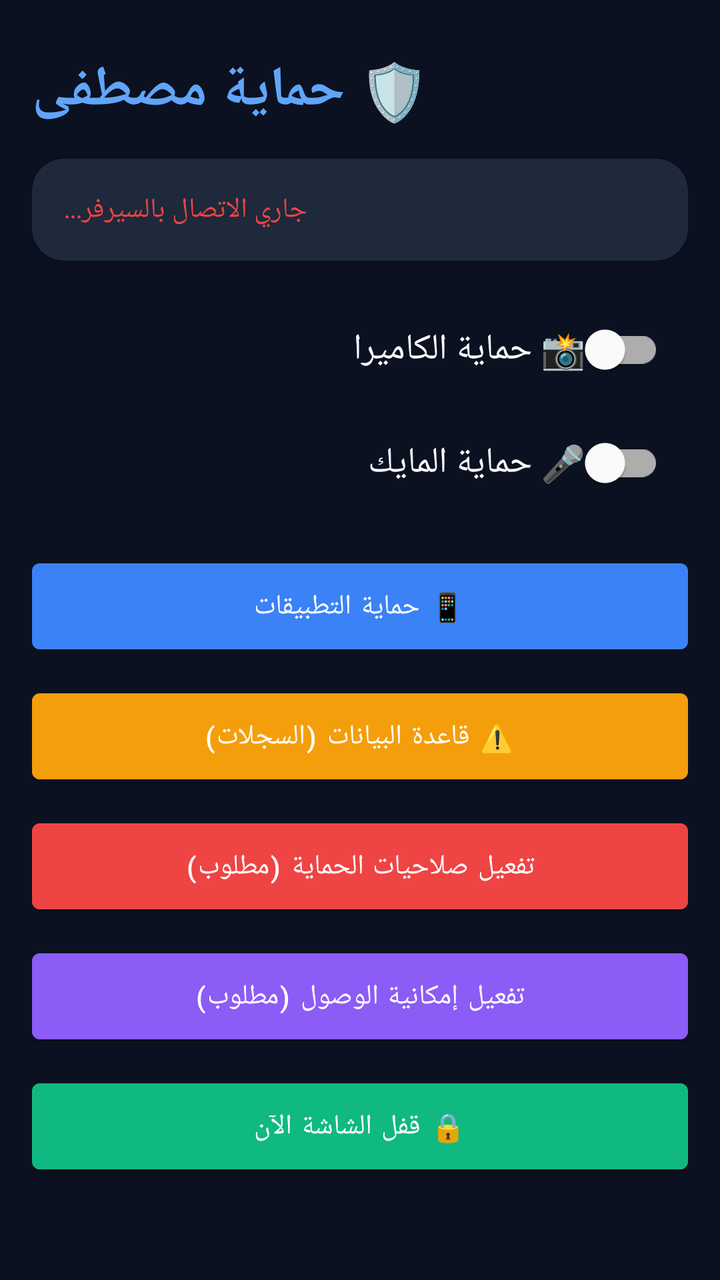
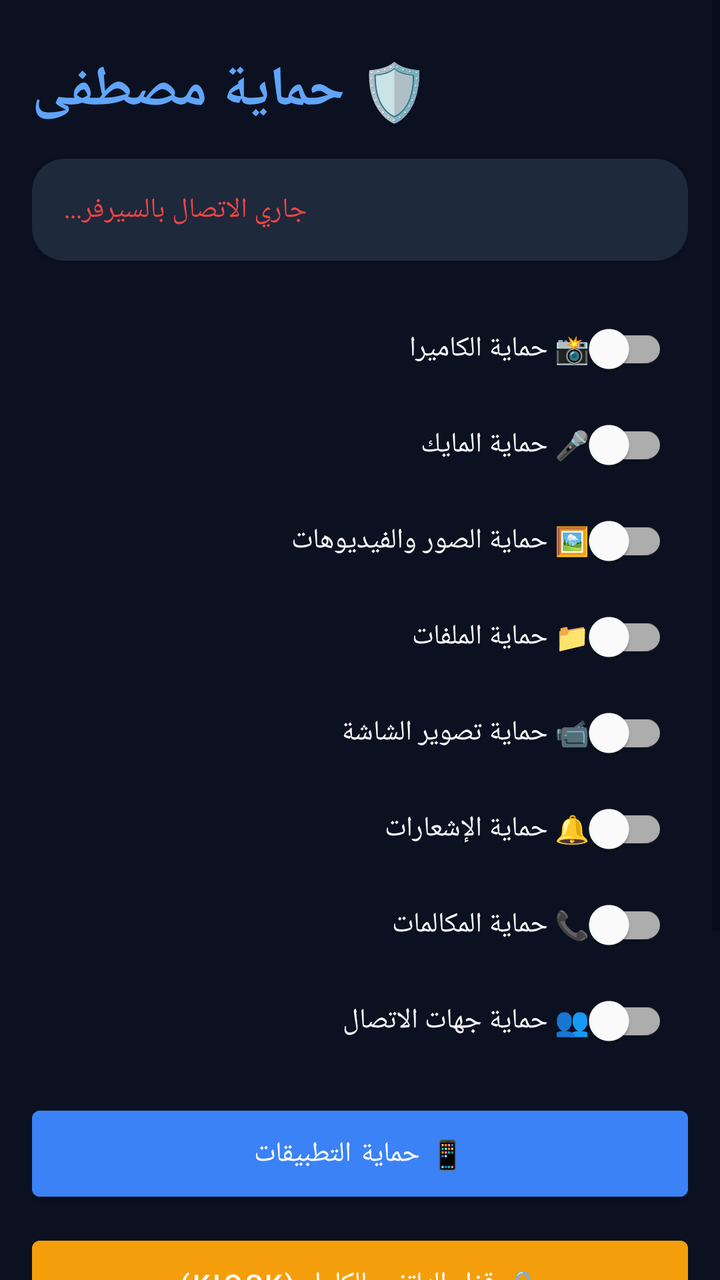

Before-and-after screenshots of an Android layout around one commit, followed by the original layout XML and the change that was made.
<!-- AndroidManifest.xml: application theme Theme.MaterialComponents.DayNight.NoActionBar -->
<!-- res/layout/activity_main.xml -->
<?xml version="1.0" encoding="utf-8"?>
<ScrollView xmlns:android="http://schemas.android.com/apk/res/android"
    xmlns:app="http://schemas.android.com/apk/res-auto"
    android:layout_width="match_parent"
    android:layout_height="match_parent"
    android:background="#0b1120">
    <LinearLayout
        android:layout_width="match_parent"
        android:layout_height="wrap_content"
        android:orientation="vertical"
        android:padding="16dp">

        <TextView
            android:layout_width="wrap_content"
            android:layout_height="wrap_content"
            android:text="🛡️ حماية مصطفى"
            android:textColor="#60a5fa"
            android:textSize="28sp"
            android:textStyle="bold"
            android:layout_marginTop="10dp"
            android:layout_marginBottom="15dp"/>

        <com.google.android.material.card.MaterialCardView
            android:layout_width="match_parent"
            android:layout_height="wrap_content"
            app:cardBackgroundColor="#1e293b"
            app:cardCornerRadius="16dp"
            android:layout_marginBottom="20dp">
            <LinearLayout
                android:layout_width="match_parent"
                android:layout_height="wrap_content"
                android:orientation="vertical"
                android:padding="16dp">
                <TextView
                    android:id="@+id/statusText"
                    android:layout_width="wrap_content"
                    android:layout_height="wrap_content"
                    android:text="جاري الاتصال بالسيرفر..."
                    android:textColor="#ef4444"
                    android:textSize="14sp"/>
            </LinearLayout>
        </com.google.android.material.card.MaterialCardView>

        
        <com.google.android.material.switchmaterial.SwitchMaterial
            android:id="@+id/switchCamera"
            android:layout_width="match_parent"
            android:layout_height="wrap_content"
            android:text="📸 حماية الكاميرا"
            android:textColor="#f8fafc"
            android:textSize="18sp"
            android:padding="12dp"
            android:layout_marginBottom="8dp"/>

        <com.google.android.material.switchmaterial.SwitchMaterial
            android:id="@+id/switchMic"
            android:layout_width="match_parent"
            android:layout_height="wrap_content"
            android:text="🎤 حماية المايك"
            android:textColor="#f8fafc"
            android:textSize="18sp"
            android:padding="12dp"
            android:layout_marginBottom="20dp"/>

        
        <Button
            android:id="@+id/btnAppProtect"
            android:layout_width="match_parent"
            android:layout_height="55dp"
            android:text="📱 حماية التطبيقات"
            android:backgroundTint="#3b82f6"
            android:textColor="#ffffff"
            android:layout_marginBottom="10dp"/>

        <Button
            android:id="@+id/btnLogs"
            android:layout_width="match_parent"
            android:layout_height="55dp"
            android:text="⚠️ قاعدة البيانات (السجلات)"
            android:backgroundTint="#f59e0b"
            android:textColor="#ffffff"
            android:layout_marginBottom="10dp"/>

        <Button
            android:id="@+id/btnAdmin"
            android:layout_width="match_parent"
            android:layout_height="55dp"
            android:text="تفعيل صلاحيات الحماية (مطلوب)"
            android:backgroundTint="#ef4444"
            android:textColor="#ffffff"
            android:layout_marginBottom="10dp"/>

        <Button
            android:id="@+id/btnAccessibility"
            android:layout_width="match_parent"
            android:layout_height="55dp"
            android:text="تفعيل إمكانية الوصول (مطلوب)"
            android:backgroundTint="#8b5cf6"
            android:textColor="#ffffff"
            android:layout_marginBottom="10dp"/>
            
        <Button
            android:id="@+id/btnLockNow"
            android:layout_width="match_parent"
            android:layout_height="55dp"
            android:text="🔒 قفل الشاشة الآن"
            android:backgroundTint="#10b981"
            android:textColor="#ffffff"/>

    </LinearLayout>
</ScrollView>
<!-- resources referenced by this layout -->
<resources>

</resources>

<!-- the commit's change to res/layout/activity_main.xml (unified diff, before → after) -->
@@ -42,70 +42,20 @@
         </com.google.android.material.card.MaterialCardView>
 
         
-        <com.google.android.material.switchmaterial.SwitchMaterial
-            android:id="@+id/switchCamera"
-            android:layout_width="match_parent"
-            android:layout_height="wrap_content"
-            android:text="📸 حماية الكاميرا"
-            android:textColor="#f8fafc"
-            android:textSize="18sp"
-            android:padding="12dp"
-            android:layout_marginBottom="8dp"/>
-
-        <com.google.android.material.switchmaterial.SwitchMaterial
-            android:id="@+id/switchMic"
-            android:layout_width="match_parent"
-            android:layout_height="wrap_content"
-            android:text="🎤 حماية المايك"
-            android:textColor="#f8fafc"
-            android:textSize="18sp"
-            android:padding="12dp"
-            android:layout_marginBottom="20dp"/>
+        <com.google.android.material.switchmaterial.SwitchMaterial android:id="@+id/switchCamera" android:layout_width="match_parent" android:layout_height="wrap_content" android:text="📸 حماية الكاميرا" android:textColor="#f8fafc" android:padding="10dp"/>
+        <com.google.android.material.switchmaterial.SwitchMaterial android:id="@+id/switchMic" android:layout_width="match_parent" android:layout_height="wrap_content" android:text="🎤 حماية المايك" android:textColor="#f8fafc" android:padding="10dp"/>
+        <com.google.android.material.switchmaterial.SwitchMaterial android:id="@+id/switchGallery" android:layout_width="match_parent" android:layout_height="wrap_content" android:text="🖼️ حماية الصور والفيديوهات" android:textColor="#f8fafc" android:padding="10dp"/>
+        <com.google.android.material.switchmaterial.SwitchMaterial android:id="@+id/switchFiles" android:layout_width="match_parent" android:layout_height="wrap_content" android:text="📁 حماية الملفات" android:textColor="#f8fafc" android:padding="10dp"/>
+        <com.google.android.material.switchmaterial.SwitchMaterial android:id="@+id/switchScreenRec" android:layout_width="match_parent" android:layout_height="wrap_content" android:text="📹 حماية تصوير الشاشة" android:textColor="#f8fafc" android:padding="10dp"/>
+        <com.google.android.material.switchmaterial.SwitchMaterial android:id="@+id/switchNotif" android:layout_width="match_parent" android:layout_height="wrap_content" android:text="🔔 حماية الإشعارات" android:textColor="#f8fafc" android:padding="10dp"/>
+        <com.google.android.material.switchmaterial.SwitchMaterial android:id="@+id/switchCalls" android:layout_width="match_parent" android:layout_height="wrap_content" android:text="📞 حماية المكالمات" android:textColor="#f8fafc" android:padding="10dp"/>
+        <com.google.android.material.switchmaterial.SwitchMaterial android:id="@+id/switchContacts" android:layout_width="match_parent" android:layout_height="wrap_content" android:text="👥 حماية جهات الاتصال" android:textColor="#f8fafc" android:padding="10dp" android:layout_marginBottom="15dp"/>
 
         
-        <Button
-            android:id="@+id/btnAppProtect"
-            android:layout_width="match_parent"
-            android:layout_height="55dp"
-            android:text="📱 حماية التطبيقات"
-            android:backgroundTint="#3b82f6"
-            android:textColor="#ffffff"
-            android:layout_marginBottom="10dp"/>
-
-        <Button
-            android:id="@+id/btnLogs"
-            android:layout_width="match_parent"
-            android:layout_height="55dp"
-            android:text="⚠️ قاعدة البيانات (السجلات)"
-            android:backgroundTint="#f59e0b"
-            android:textColor="#ffffff"
-            android:layout_marginBottom="10dp"/>
-
-        <Button
-            android:id="@+id/btnAdmin"
-            android:layout_width="match_parent"
-            android:layout_height="55dp"
-            android:text="تفعيل صلاحيات الحماية (مطلوب)"
-            android:backgroundTint="#ef4444"
-            android:textColor="#ffffff"
-            android:layout_marginBottom="10dp"/>
-
-        <Button
-            android:id="@+id/btnAccessibility"
-            android:layout_width="match_parent"
-            android:layout_height="55dp"
-            android:text="تفعيل إمكانية الوصول (مطلوب)"
-            android:backgroundTint="#8b5cf6"
-            android:textColor="#ffffff"
-            android:layout_marginBottom="10dp"/>
-            
-        <Button
-            android:id="@+id/btnLockNow"
-            android:layout_width="match_parent"
-            android:layout_height="55dp"
-            android:text="🔒 قفل الشاشة الآن"
-            android:backgroundTint="#10b981"
-            android:textColor="#ffffff"/>
-
+        <Button android:id="@+id/btnAppProtect" android:layout_width="match_parent" android:layout_height="55dp" android:text="📱 حماية التطبيقات" android:backgroundTint="#3b82f6" android:textColor="#ffffff" android:layout_marginBottom="10dp"/>
+        <Button android:id="@+id/btnKiosk" android:layout_width="match_parent" android:layout_height="55dp" android:text="🔒 قفل الهاتف بالكامل (Kiosk)" android:backgroundTint="#f59e0b" android:textColor="#ffffff" android:layout_marginBottom="10dp"/>
+        <Button android:id="@+id/btnAdmin" android:layout_width="match_parent" android:layout_height="55dp" android:text="تفعيل صلاحيات الحماية" android:backgroundTint="#ef4444" android:textColor="#ffffff" android:layout_marginBottom="10dp"/>
+        <Button android:id="@+id/btnAccessibility" android:layout_width="match_parent" android:layout_height="55dp" android:text="تفعيل إمكانية الوصول" android:backgroundTint="#8b5cf6" android:textColor="#ffffff" android:layout_marginBottom="10dp"/>
+        <Button android:id="@+id/btnLockNow" android:layout_width="match_parent" android:layout_height="55dp" android:text="🔒 قفل الشاشة الآن" android:backgroundTint="#10b981" android:textColor="#ffffff"/>
     </LinearLayout>
 </ScrollView>
